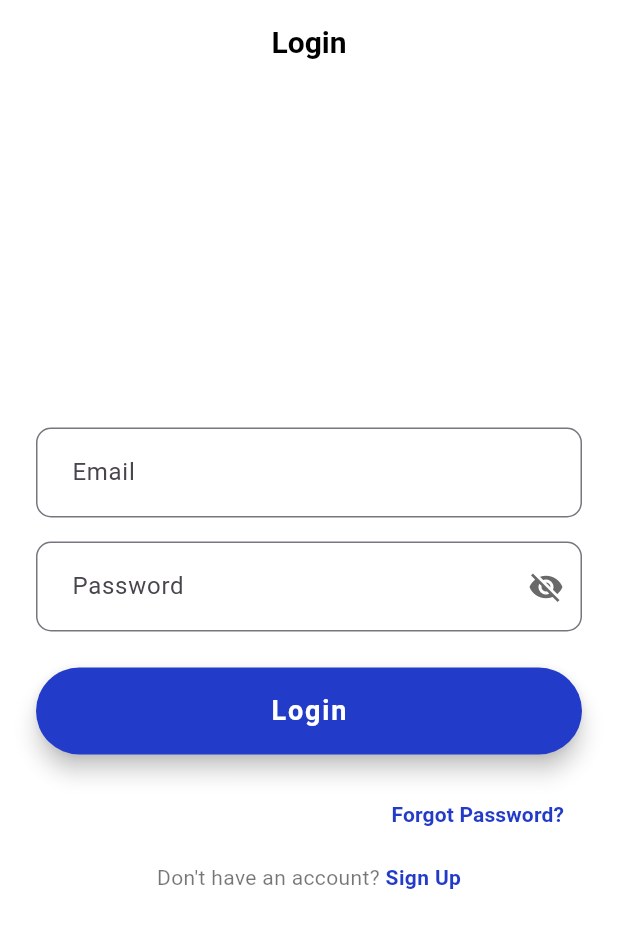
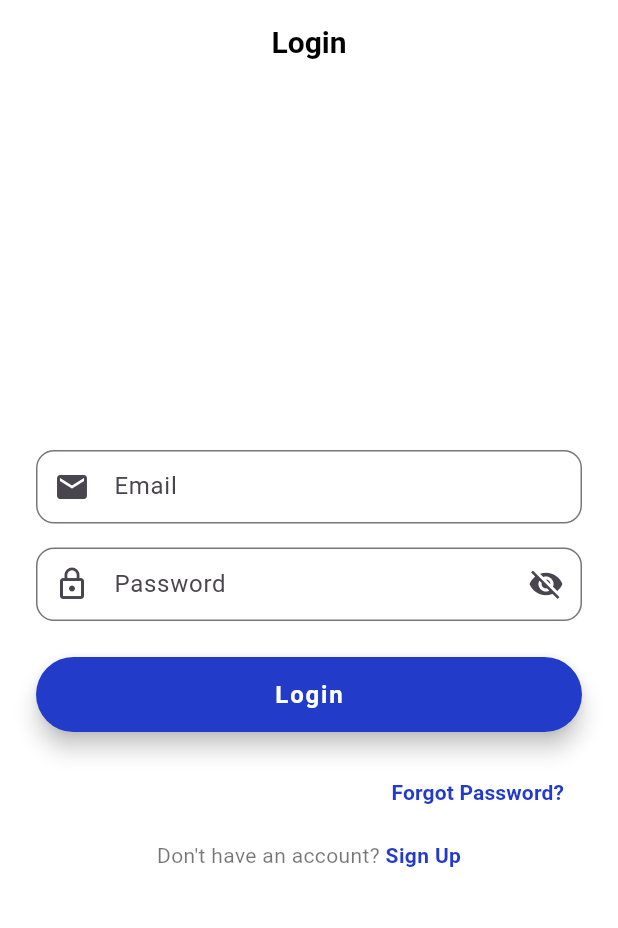
Before and after one commit to zakir1999/outlet-expense, a Flutter app: the LoginScreen screen opened directly, on a phone screen of 412 x 824 dp. Shown: the top 928 px of the screen. Run offline on Flutter 3.47's test engine with Material 3 defaults, Android fonts, the phone set to English and light mode, and no system bars; our stand-ins replace bloc, equatable, flutter_bloc, gap; Roboto replaces fonts that are missing (Times New Roman).

Commit message:
Custom Component

```diff
--- /dev/null
+++ b/lib/Custom-Component/Password.dart
@@ -0,0 +1,59 @@
+import 'package:flutter/material.dart';
+import './TextField.dart';
+
+class CustomPasswordField extends StatefulWidget {
+  final String label;
+  final String hint;
+  final FocusNode? focusNode;
+  final TextEditingController? controller;
+  final ValueChanged<String>? onChanged;
+  final String? Function(String?)? validator;
+
+  const CustomPasswordField({
+    super.key,
+    required this.label,
+    required this.hint,
+    this.focusNode,
+    this.controller,
+    this.onChanged,
+    this.validator,
+  });
+
+  @override
+  State<CustomPasswordField> createState() => _CustomPasswordFieldState();
+}
+
+class _CustomPasswordFieldState extends State<CustomPasswordField> {
+  bool isPasswordVisible = false;
+
+  @override
+  Widget build(BuildContext context) {
+    return CustomTextField(
+      label: widget.label,
+      hint: widget.hint,
+      keyboardType: TextInputType.visiblePassword,
+      obscureText: !isPasswordVisible,
+      focusNode: widget.focusNode,
+      controller: widget.controller,
+      prefixIcon: Icons.lock_outline,
+      suffixIcon: isPasswordVisible ? Icons.visibility : Icons.visibility_off,
+      onSuffixTap: () {
+        setState(() {
+          isPasswordVisible = !isPasswordVisible;
+        });
+      },
+      validator:
+          widget.validator ??
+          (value) {
+            if (value == null || value.isEmpty) {
+              return "Password cannot be empty";
+            }
+            if (value.length < 6) {
+              return "Password must be at least 6 characters";
+            }
+            return null;
+          },
+      onChanged: widget.onChanged,
+    );
+  }
+}
--- /dev/null
+++ b/lib/Custom-Component/Submit_Button.dart
@@ -0,0 +1,96 @@
+import 'package:flutter/material.dart';
+
+class CustomButton extends StatefulWidget {
+  final String text;
+  final VoidCallback? onPressed;
+  final bool isLoading;
+  final double height;
+  final Color backgroundColor;
+  final Color foregroundColor;
+  final double borderRadius;
+
+  const CustomButton({
+    super.key,
+    required this.text,
+    this.onPressed,
+    this.isLoading = false,
+    this.height = 50,
+    this.backgroundColor = const Color.fromARGB(255, 35, 59, 201),
+    this.foregroundColor = Colors.white,
+    this.borderRadius = 50,
+  });
+
+  @override
+  State<CustomButton> createState() => _CustomButtonState();
+}
+
+class _CustomButtonState extends State<CustomButton> {
+  bool isHovered = false;
+
+  @override
+  Widget build(BuildContext context) {
+    final screenWidth = MediaQuery.of(context).size.width;
+    double buttonWidth;
+    if (screenWidth < 600) {
+      buttonWidth = screenWidth * 0.9;
+    } else if (screenWidth < 1024) {
+      buttonWidth = screenWidth * 0.6;
+    } else {
+      buttonWidth = 400;
+    }
+
+    return MouseRegion(
+      onEnter: (_) => setState(() => isHovered = true),
+      onExit: (_) => setState(() => isHovered = false),
+      cursor: widget.onPressed != null
+          ? SystemMouseCursors.click
+          : SystemMouseCursors.basic,
+      child: AnimatedContainer(
+        duration: const Duration(milliseconds: 150),
+        width: buttonWidth,
+        height: widget.height,
+        decoration: BoxDecoration(
+          borderRadius: BorderRadius.circular(widget.borderRadius),
+          boxShadow: isHovered
+              ? [
+                  BoxShadow(
+                    color: Colors.white.withOpacity(0.3),
+                    spreadRadius: 1,
+                    blurRadius: 10,
+                    offset: const Offset(0, 3),
+                  ),
+                ]
+              : [],
+        ),
+        child: ElevatedButton(
+          onPressed: widget.isLoading ? null : widget.onPressed,
+          style: ElevatedButton.styleFrom(
+            backgroundColor: widget.backgroundColor,
+            foregroundColor: widget.foregroundColor,
+            elevation: 6,
+            shape: RoundedRectangleBorder(
+              borderRadius: BorderRadius.circular(widget.borderRadius),
+            ),
+          ),
+          child: widget.isLoading
+              ? SizedBox(
+                  height: 22,
+                  width: 22,
+                  child: CircularProgressIndicator(
+                    strokeWidth: 2.5,
+                    color: widget.foregroundColor,
+                  ),
+                )
+              : Text(
+                  widget.text,
+                  style: TextStyle(
+                    fontSize: screenWidth < 600 ? 16 : 18,
+                    fontWeight: FontWeight.bold,
+                    letterSpacing: 1.2,
+                  ),
+                ),
+        ),
+      ),
+    );
+  }
+}
--- /dev/null
+++ b/lib/Custom-Component/TextField.dart
@@ -0,0 +1,91 @@
+import 'package:flutter/material.dart';
+
+class CustomTextField extends StatelessWidget {
+  final String label;
+  final String hint;
+  final TextInputType keyboardType;
+  final FocusNode? focusNode;
+  final ValueChanged<String>? onChanged;
+  final TextEditingController? controller;
+  final bool obscureText;
+  final IconData? prefixIcon;
+  final IconData? suffixIcon;
+  final VoidCallback? onSuffixTap;
+  final String? Function(String?)? validator;
+
+  const CustomTextField({
+    super.key,
+    required this.label,
+    required this.hint,
+    this.keyboardType = TextInputType.text,
+    this.focusNode,
+    this.onChanged,
+    this.controller,
+    this.obscureText = false,
+    this.prefixIcon,
+    this.suffixIcon,
+    this.onSuffixTap,
+    this.validator,
+  });
+
+  @override
+  Widget build(BuildContext context) {
+    final screenWidth = MediaQuery.of(context).size.width;
+
+    // Responsive font and padding for mobile and tablet
+    double fontSize = 16;
+    double horizontalPadding = 20;
+    double verticalPadding = 18;
+
+    if (screenWidth >= 360 && screenWidth < 600) {
+      // Small mobile devices
+      fontSize = 14;
+      horizontalPadding = 16;
+      verticalPadding = 14;
+    } else if (screenWidth >= 600 && screenWidth < 1024) {
+      // Tablet
+      fontSize = 16;
+      horizontalPadding = 20;
+      verticalPadding = 18;
+    } else if (screenWidth >= 1024) {
+      // Desktop or larger (keep fixed)
+      fontSize = 16;
+      horizontalPadding = 20;
+      verticalPadding = 18;
+    }
+
+    return TextFormField(
+      controller: controller,
+      focusNode: focusNode,
+      keyboardType: keyboardType,
+      obscureText: obscureText,
+      onChanged: onChanged,
+      validator: validator,
+      style: TextStyle(
+        fontSize: fontSize,
+        color: Colors.black87,
+        fontWeight: FontWeight.w500,
+      ),
+      decoration: InputDecoration(
+        labelText: label,
+        hintText: hint,
+        prefixIcon: prefixIcon != null ? Icon(prefixIcon) : null,
+        suffixIcon: suffixIcon != null
+            ? GestureDetector(onTap: onSuffixTap, child: Icon(suffixIcon))
+            : null,
+        contentPadding: EdgeInsets.symmetric(
+          horizontal: horizontalPadding,
+          vertical: verticalPadding,
+        ),
+        border: OutlineInputBorder(borderRadius: BorderRadius.circular(12)),
+        focusedBorder: OutlineInputBorder(
+          borderRadius: BorderRadius.circular(12),
+          borderSide: const BorderSide(
+            color: Color.fromARGB(255, 225, 229, 233),
+            width: 2,
+          ),
+        ),
+      ),
+    );
+  }
+}
--- a/lib/login/view/login_screen.dart
+++ b/lib/login/view/login_screen.dart
@@ -1,8 +1,12 @@
 import 'package:flutter/material.dart';
 import 'package:flutter_bloc/flutter_bloc.dart';
 import 'package:gap/gap.dart';
+
 import 'package:outlet_expense/login/bloc/login_bloc.dart';
-import 'package:outlet_expense/ui/Signup/sign_up_screen.dart';
+import 'package:outlet_expense/Signup/view/sign_up_screen.dart';
+import '../../Custom-Component/Password.dart';
+import '../../Custom-Component/Submit_Button.dart';
+import '../../Custom-Component/TextField.dart';
 
 class LoginScreen extends StatefulWidget {
   const LoginScreen({Key? key}) : super(key: key);
@@ -12,6 +16,7 @@ class LoginScreen extends StatefulWidget {
 }
 
 class _LoginScreenState extends State<LoginScreen> {
+  bool isPasswordVisible = false;
   late final LoginBloc _loginBloc;
   final emailFocusNode = FocusNode();
   final passwordFocusNode = FocusNode();
@@ -38,10 +43,10 @@ class _LoginScreenState extends State<LoginScreen> {
         title: const Text(
           "Login",
           style: TextStyle(
-            fontWeight: FontWeight.bold, // Bold text
-            fontFamily: 'Times New Roman', // Times New Roman font
-            fontSize: 20, // Optional: adjust size
-            color: Colors.black, // Visible on white background
+            fontWeight: FontWeight.bold,
+            fontFamily: 'Times New Roman',
+            fontSize: 20,
+            color: Colors.black,
           ),
         ),
         backgroundColor: Colors.white,
@@ -60,26 +65,21 @@ class _LoginScreenState extends State<LoginScreen> {
                     buildWhen: (previous, current) =>
                         previous.email != current.email,
                     builder: (context, state) {
-                      return TextFormField(
+                      return CustomTextField(
+                        label: "Email",
+                        hint: "Email",
                         keyboardType: TextInputType.emailAddress,
                         focusNode: emailFocusNode,
-                        decoration: InputDecoration(
-                          labelText: 'Email',
-                          hintText: 'Email',
-
-                          contentPadding: const EdgeInsets.symmetric(
-                            horizontal: 20,
-                            vertical: 18,
-                          ),
-                          border: OutlineInputBorder(
-                            borderRadius: BorderRadius.circular(10),
-                          ),
-                        ),
-                        style: const TextStyle(
-                          fontSize: 16,
-                          color: Colors.black87,
-                          fontWeight: FontWeight.w500,
-                        ),
+                        prefixIcon: Icons.email,
+                        validator: (value) {
+                          if (value == null || value.isEmpty) {
+                            return "Email cannot be empty";
+                          }
+                          if (!RegExp(r'^[^@]+@[^@]+\.[^@]+').hasMatch(value)) {
+                            return "Enter a valid email";
+                          }
+                          return null;
+                        },
                         onChanged: (value) {
                           context.read<LoginBloc>().add(
                             EmailChanged(email: value),
@@ -89,107 +89,31 @@ class _LoginScreenState extends State<LoginScreen> {
                     },
                   ),
                   const Gap(16),
-
                   BlocBuilder<LoginBloc, LoginState>(
                     buildWhen: (previous, current) =>
                         previous.password != current.password,
                     builder: (context, state) {
-                      bool isPasswordVisible = false;
-                      return StatefulBuilder(
-                        builder: (context, setState) {
-                          return TextFormField(
-                            keyboardType: TextInputType.visiblePassword,
-                            focusNode: passwordFocusNode,
-                            obscureText: !isPasswordVisible,
-                            decoration: InputDecoration(
-                              labelText: 'Password',
-                              hintText: 'Password',
-                              contentPadding: const EdgeInsets.symmetric(
-                                horizontal: 20,
-                                vertical: 18,
-                              ),
-                              border: OutlineInputBorder(
-                                borderRadius: BorderRadius.circular(10),
-                              ),
-                              suffixIcon: IconButton(
-                                icon: Icon(
-                                  isPasswordVisible
-                                      ? Icons.visibility
-                                      : Icons.visibility_off,
-                                  color: Color.fromARGB(255, 105, 105, 105),
-                                ),
-                                onPressed: () {
-                                  setState(
-                                    () =>
-                                        isPasswordVisible = !isPasswordVisible,
-                                  );
-                                },
-                              ),
-                            ),
-                            style: const TextStyle(
-                              fontSize: 16,
-                              color: Colors.black87,
-                              fontWeight: FontWeight.w500,
-                            ),
-                            onChanged: (value) {
-                              context.read<LoginBloc>().add(
-                                PasswordChanged(password: value),
-                              );
-                            },
+                      return CustomPasswordField(
+                        label: "Password",
+                        hint: "Password",
+                        focusNode: passwordFocusNode,
+                        onChanged: (value) {
+                          context.read<LoginBloc>().add(
+                            PasswordChanged(password: value),
                           );
                         },
                       );
                     },
                   ),
                   const Gap(24),
-
                   BlocBuilder<LoginBloc, LoginState>(
                     builder: (context, state) {
-                      return SizedBox(
-                        width: double.infinity,
-                        child: ElevatedButton(
-                          onPressed: state.loginStatus == LoginStatus.loading
-                              ? null
-                              : () {
-                                  context.read<LoginBloc>().add(
-                                    const LoginApi(),
-                                  );
-                                },
-                          style: ElevatedButton.styleFrom(
-                            elevation: 6,
-                            padding: const EdgeInsets.symmetric(
-                              horizontal: 40,
-                              vertical: 16,
-                            ),
-                            shape: RoundedRectangleBorder(
-                              borderRadius: BorderRadius.circular(50),
-                            ),
-                            backgroundColor: const Color.fromARGB(
-                              255,
-                              35,
-                              59,
-                              201,
-                            ),
-                            foregroundColor: Colors.white,
-                          ),
-                          child: state.loginStatus == LoginStatus.loading
-                              ? const SizedBox(
-                                  height: 22,
-                                  width: 22,
-                                  child: CircularProgressIndicator(
-                                    strokeWidth: 2.5,
-                                    color: Colors.white,
-                                  ),
-                                )
-                              : const Text(
-                                  'Login',
-                                  style: TextStyle(
-                                    fontSize: 18,
-                                    fontWeight: FontWeight.bold,
-                                    letterSpacing: 1.2,
-                                  ),
-                                ),
-                        ),
+                      return CustomButton(
+                        text: 'Login',
+                        isLoading: state.loginStatus == LoginStatus.loading,
+                        onPressed: () {
+                          context.read<LoginBloc>().add(const LoginApi());
+                        },
                       );
                     },
                   ),
--- a/lib/main.dart
+++ b/lib/main.dart
@@ -1,13 +1,13 @@
 import 'package:flutter/material.dart';
-import 'package:outlet_expense/ui/Signup/sign_up_screen.dart';
-import 'package:outlet_expense/ui/login/login_screen.dart';
+import 'package:outlet_expense/Signup/view/sign_up_screen.dart';
+import 'package:outlet_expense/login/view/login_screen.dart';
 
 void main() {
   runApp(const MyApp());
 }
 
 class MyApp extends StatelessWidget {
-  const MyApp({Key? key}) : super(key: key); // added super.key
+  const MyApp({Key? key}) : super(key: key);
 
   @override
   Widget build(BuildContext context) {
@@ -15,7 +15,7 @@ class MyApp extends StatelessWidget {
       debugShowCheckedModeBanner: false,
       title: 'Outlet Expense',
       theme: ThemeData(primarySwatch: Colors.blue),
-      home: const LoginScreen(),
+      home: LoginScreen(),
     );
   }
 }
--- a/lib/widgets/custom_button.dart
+++ /dev/null
@@ -1,41 +0,0 @@
-import 'package:flutter/material.dart';
-
-class CustomButton extends StatelessWidget {
-  final String text;
-  final VoidCallback onPressed;
-  final bool isLoading;
-  final Color color;
-
-  const CustomButton({
-    super.key,
-    required this.text,
-    required this.onPressed,
-    this.isLoading = false,
-    this.color = Colors.blue,
-  });
-
-  @override
-  Widget build(BuildContext context) {
-    return ElevatedButton(
-      style: ElevatedButton.styleFrom(
-        backgroundColor: color,
-        shape: RoundedRectangleBorder(borderRadius: BorderRadius.circular(12)),
-        padding: const EdgeInsets.symmetric(vertical: 14),
-      ),
-      onPressed: isLoading ? null : onPressed,
-      child: isLoading
-          ? const SizedBox(
-              height: 20,
-              width: 20,
-              child: CircularProgressIndicator(
-                color: Colors.white,
-                strokeWidth: 2,
-              ),
-            )
-          : Text(
-              text,
-              style: const TextStyle(fontSize: 16, fontWeight: FontWeight.bold),
-            ),
-    );
-  }
-}
--- a/lib/widgets/custom_textfield.dart
+++ /dev/null
@@ -1,36 +0,0 @@
-import 'package:flutter/material.dart';
-
-class CustomTextField extends StatelessWidget {
-  final TextEditingController controller;
-  final String hintText;
-  final bool obscureText;
-  final TextInputType keyboardType;
-  final IconData? prefixIcon;
-
-  const CustomTextField({
-    super.key,
-    required this.controller,
-    required this.hintText,
-    this.obscureText = false,
-    this.keyboardType = TextInputType.text,
-    this.prefixIcon,
-  });
-
-  @override
-  Widget build(BuildContext context) {
-    return TextField(
-      controller: controller,
-      obscureText: obscureText,
-      keyboardType: keyboardType,
-      decoration: InputDecoration(
-        hintText: hintText,
-        prefixIcon: prefixIcon != null ? Icon(prefixIcon) : null,
-        border: OutlineInputBorder(borderRadius: BorderRadius.circular(12)),
-        contentPadding: const EdgeInsets.symmetric(
-          horizontal: 16,
-          vertical: 14,
-        ),
-      ),
-    );
-  }
-}
```
